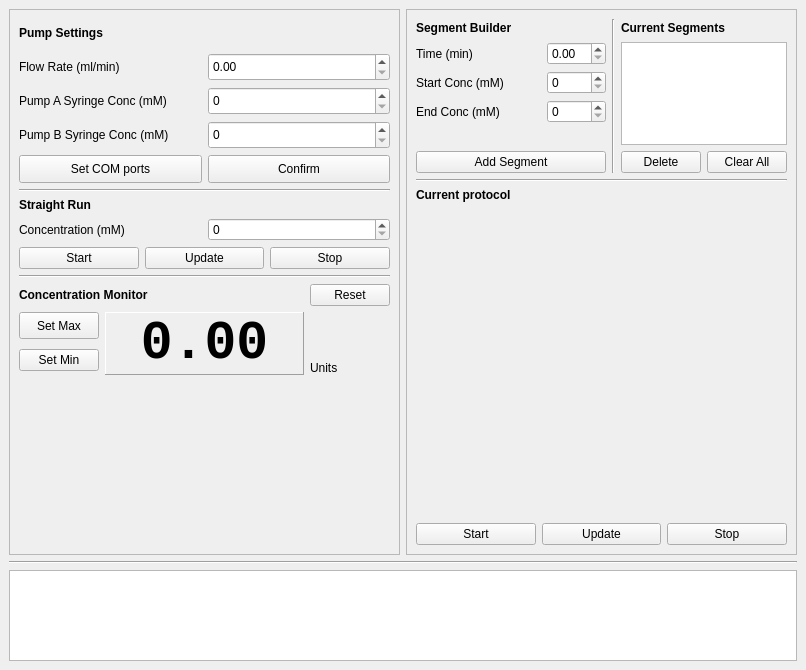
Qt form pumpcontroller.ui (beowulfey/QtPumpController) before a commit.
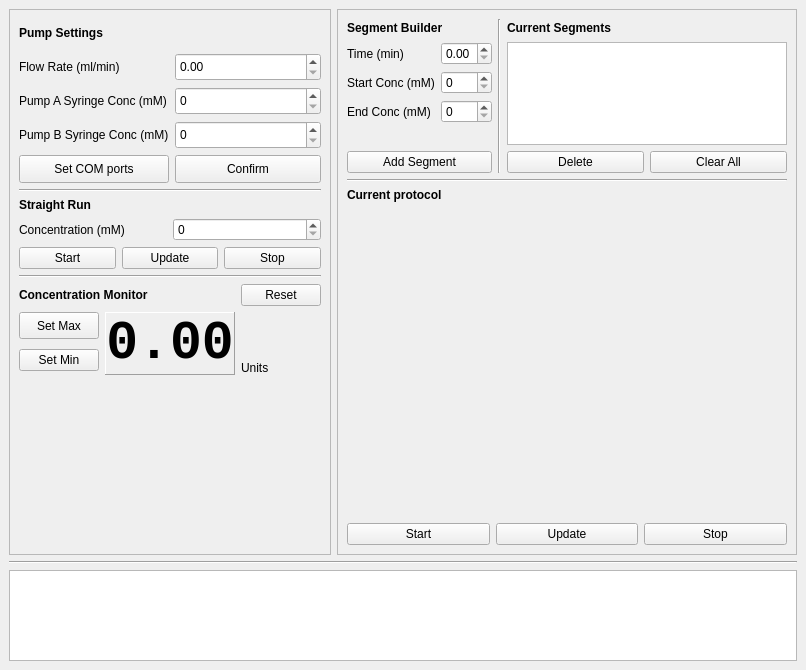
The same form after that commit. Custom widgets are drawn as their Qt base class.

Commit message: Updated fonts, some other changes

Diff of the .ui file:
```diff
--- a/pumpcontroller.ui
+++ b/pumpcontroller.ui
@@ -391,13 +391,71 @@
         </property>
         <layout class="QVBoxLayout" name="verticalLayout_5" stretch="4,0,0,8,0">
          <item>
-          <layout class="QGridLayout" name="gridLayout_4">
+          <layout class="QGridLayout" name="gridLayout_4" columnstretch="0,0,0,0,1,1">
            <property name="rightMargin">
             <number>0</number>
            </property>
            <property name="verticalSpacing">
             <number>6</number>
            </property>
+           <item row="1" column="0" colspan="2">
+            <widget class="QLabel" name="label_15">
+             <property name="sizePolicy">
+              <sizepolicy hsizetype="Minimum" vsizetype="Preferred">
+               <horstretch>0</horstretch>
+               <verstretch>0</verstretch>
+              </sizepolicy>
+             </property>
+             <property name="text">
+              <string>Time (min)</string>
+             </property>
+            </widget>
+           </item>
+           <item row="3" column="0" colspan="2">
+            <widget class="QLabel" name="label_16">
+             <property name="sizePolicy">
+              <sizepolicy hsizetype="Minimum" vsizetype="Preferred">
+               <horstretch>0</horstretch>
+               <verstretch>0</verstretch>
+              </sizepolicy>
+             </property>
+             <property name="text">
+              <string>End Conc (mM)</string>
+             </property>
+            </widget>
+           </item>
+           <item row="5" column="5">
+            <widget class="QPushButton" name="butClearSegments">
+             <property name="sizePolicy">
+              <sizepolicy hsizetype="Preferred" vsizetype="Fixed">
+               <horstretch>0</horstretch>
+               <verstretch>0</verstretch>
+              </sizepolicy>
+             </property>
+             <property name="text">
+              <string>Clear All</string>
+             </property>
+            </widget>
+           </item>
+           <item row="0" column="4" colspan="2">
+            <widget class="QLabel" name="label_19">
+             <property name="sizePolicy">
+              <sizepolicy hsizetype="Preferred" vsizetype="Preferred">
+               <horstretch>0</horstretch>
+               <verstretch>0</verstretch>
+              </sizepolicy>
+             </property>
+             <property name="font">
+              <font>
+               <family>.AppleSystemUIFont</family>
+               <bold>true</bold>
+              </font>
+             </property>
+             <property name="text">
+              <string>Current Segments</string>
+             </property>
+            </widget>
+           </item>
            <item row="0" column="0" colspan="3">
             <widget class="QLabel" name="label_18">
              <property name="sizePolicy">
@@ -417,6 +475,45 @@
              </property>
             </widget>
            </item>
+           <item row="5" column="4">
+            <widget class="QPushButton" name="butDeleteSegment">
+             <property name="sizePolicy">
+              <sizepolicy hsizetype="Preferred" vsizetype="Fixed">
+               <horstretch>0</horstretch>
+               <verstretch>0</verstretch>
+              </sizepolicy>
+             </property>
+             <property name="text">
+              <string>Delete</string>
+             </property>
+            </widget>
+           </item>
+           <item row="2" column="2">
+            <widget class="QSpinBox" name="spinStartConc">
+             <property name="sizePolicy">
+              <sizepolicy hsizetype="Minimum" vsizetype="Preferred">
+               <horstretch>0</horstretch>
+               <verstretch>0</verstretch>
+              </sizepolicy>
+             </property>
+             <property name="singleStep">
+              <number>10</number>
+             </property>
+            </widget>
+           </item>
+           <item row="3" column="2">
+            <widget class="QSpinBox" name="spinEndConc">
+             <property name="sizePolicy">
+              <sizepolicy hsizetype="Minimum" vsizetype="Preferred">
+               <horstretch>0</horstretch>
+               <verstretch>0</verstretch>
+              </sizepolicy>
+             </property>
+             <property name="singleStep">
+              <number>10</number>
+             </property>
+            </widget>
+           </item>
            <item row="0" column="3" rowspan="6">
             <widget class="Line" name="line_3">
              <property name="orientation">
@@ -424,38 +521,10 @@
              </property>
             </widget>
            </item>
-           <item row="3" column="0" colspan="2">
-            <widget class="QLabel" name="label_16">
-             <property name="text">
-              <string>End Conc (mM)</string>
-             </property>
-            </widget>
-           </item>
-           <item row="1" column="0" colspan="2">
-            <widget class="QLabel" name="label_15">
-             <property name="text">
-              <string>Time (min)</string>
-             </property>
-            </widget>
-           </item>
-           <item row="5" column="4">
-            <widget class="QPushButton" name="butDeleteSegment">
-             <property name="text">
-              <string>Delete</string>
-             </property>
-            </widget>
-           </item>
-           <item row="5" column="0" colspan="3">
-            <widget class="QPushButton" name="butAddSegment">
-             <property name="text">
-              <string>Add Segment</string>
-             </property>
-            </widget>
-           </item>
            <item row="1" column="2">
             <widget class="QDoubleSpinBox" name="spinSegTime">
              <property name="sizePolicy">
-              <sizepolicy hsizetype="Preferred" vsizetype="Preferred">
+              <sizepolicy hsizetype="Minimum" vsizetype="Preferred">
                <horstretch>0</horstretch>
                <verstretch>0</verstretch>
               </sizepolicy>
@@ -471,46 +540,6 @@
              </property>
             </widget>
            </item>
-           <item row="2" column="2">
-            <widget class="QSpinBox" name="spinStartConc">
-             <property name="sizePolicy">
-              <sizepolicy hsizetype="Preferred" vsizetype="Preferred">
-               <horstretch>0</horstretch>
-               <verstretch>0</verstretch>
-              </sizepolicy>
-             </property>
-             <property name="singleStep">
-              <number>10</number>
-             </property>
-            </widget>
-           </item>
-           <item row="5" column="5">
-            <widget class="QPushButton" name="butClearSegments">
-             <property name="text">
-              <string>Clear All</string>
-             </property>
-            </widget>
-           </item>
-           <item row="3" column="2">
-            <widget class="QSpinBox" name="spinEndConc">
-             <property name="sizePolicy">
-              <sizepolicy hsizetype="Preferred" vsizetype="Preferred">
-               <horstretch>0</horstretch>
-               <verstretch>0</verstretch>
-              </sizepolicy>
-             </property>
-             <property name="singleStep">
-              <number>10</number>
-             </property>
-            </widget>
-           </item>
-           <item row="2" column="0" colspan="2">
-            <widget class="QLabel" name="label_17">
-             <property name="text">
-              <string>Start Conc (mM)</string>
-             </property>
-            </widget>
-           </item>
            <item row="1" column="4" rowspan="4" colspan="2">
             <widget class="QTableView" name="tableSegments">
              <property name="sizePolicy">
@@ -525,12 +554,6 @@
                <height>0</height>
               </size>
              </property>
-             <property name="font">
-              <font>
-               <family>Arial</family>
-               <pointsize>10</pointsize>
-              </font>
-             </property>
              <property name="sizeAdjustPolicy">
               <enum>QAbstractScrollArea::SizeAdjustPolicy::AdjustToContents</enum>
              </property>
@@ -566,16 +589,23 @@
              </property>
             </widget>
            </item>
-           <item row="0" column="4" colspan="2">
-            <widget class="QLabel" name="label_19">
-             <property name="font">
-              <font>
-               <family>.AppleSystemUIFont</family>
-               <bold>true</bold>
-              </font>
+           <item row="2" column="0" colspan="2">
+            <widget class="QLabel" name="label_17">
+             <property name="sizePolicy">
+              <sizepolicy hsizetype="Minimum" vsizetype="Preferred">
+               <horstretch>0</horstretch>
+               <verstretch>0</verstretch>
+              </sizepolicy>
              </property>
              <property name="text">
-              <string>Current Segments</string>
+              <string>Start Conc (mM)</string>
+             </property>
+            </widget>
+           </item>
+           <item row="5" column="0" colspan="3">
+            <widget class="QPushButton" name="butAddSegment">
+             <property name="text">
+              <string>Add Segment</string>
              </property>
             </widget>
            </item>
```
The commit also changes 4 other files.
